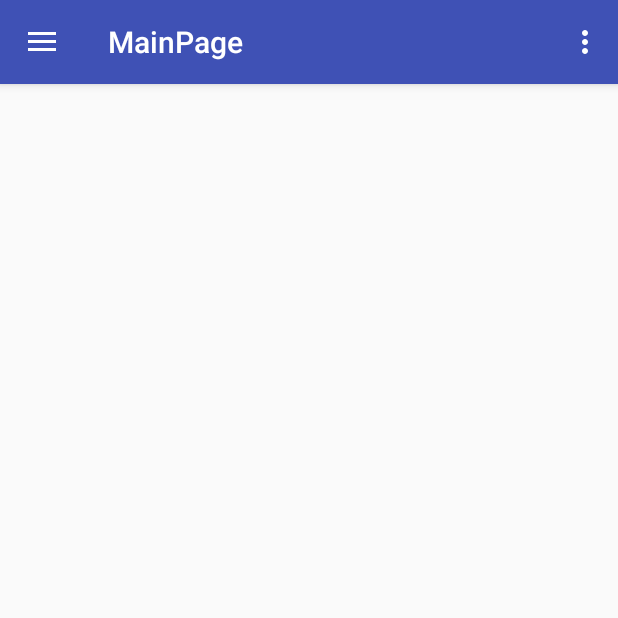
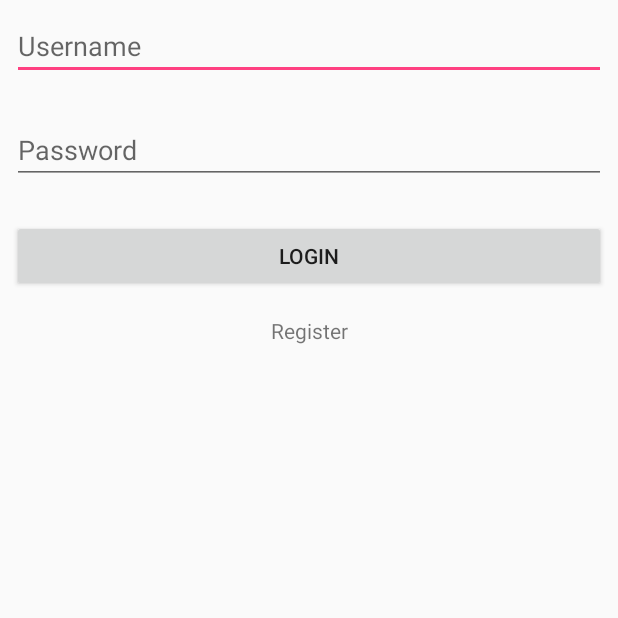
Before and after one commit to Theam1127/Assignment, an Android app: the screen it shows after launch (MainPage before the commit, LoginActivity after it), on a phone screen of 412 x 824 dp, the top half of it. Run offline under Robolectric (Android 15) with nearby library versions, the phone set to English and light mode, and no system bars; our stand-ins replace Volley.

Commit message:
Added login and Register

```diff
--- /dev/null
+++ b/app/src/main/java/my/edu/tarc/assignment/LoginActivity.java
@@ -0,0 +1,77 @@
+package my.edu.tarc.assignment;
+
+import android.content.Intent;
+import android.os.Bundle;
+import android.support.v7.app.AlertDialog;
+import android.support.v7.app.AppCompatActivity;
+import android.view.View;
+import android.widget.Button;
+import android.widget.EditText;
+import android.widget.TextView;
+
+import com.android.volley.RequestQueue;
+import com.android.volley.Response;
+import com.android.volley.toolbox.Volley;
+
+import org.json.JSONException;
+import org.json.JSONObject;
+
+public class LoginActivity extends AppCompatActivity {
+
+    @Override
+    protected void onCreate(Bundle savedInstanceState) {
+        super.onCreate(savedInstanceState);
+        setContentView(R.layout.activity_main);
+
+        TextView tvRegister = (TextView)findViewById(R.id.tvRegister);
+        final EditText etUsername = (EditText)findViewById(R.id.etUsername);
+        final EditText etPassword = (EditText)findViewById(R.id.etPassword);
+        Button btnLogin = (Button)findViewById(R.id.btnLogin);
+
+        tvRegister.setOnClickListener(new View.OnClickListener() {
+            @Override
+            public void onClick(View view) {
+                Intent intent = new Intent(LoginActivity.this, RegisterActivity.class);
+                startActivity(intent);
+                finish();
+            }
+        });
+
+        btnLogin.setOnClickListener(new View.OnClickListener(){
+            @Override
+            public void onClick(View view){
+                String username = etUsername.getText().toString();
+                String password = etPassword.getText().toString();
+
+                Response.Listener<String> responseListener = new Response.Listener<String>(){
+                    @Override
+                    public void onResponse(String response){
+                        try {
+                            JSONObject jsonResponse = new JSONObject(response);
+                            boolean success = jsonResponse.getBoolean("success");
+
+                            if(success){
+                                Intent loginIntent = new Intent(LoginActivity.this, MainPage.class);
+                                LoginActivity.this.startActivity(loginIntent);
+                                finish();
+                            }
+                            else{
+                                AlertDialog.Builder builder = new AlertDialog.Builder(LoginActivity.this);
+                                builder.setMessage("Login Failed").setNegativeButton("Retry", null).create().show();
+                            }
+                        } catch (JSONException e) {
+                            e.printStackTrace();
+                        }
+
+                    }
+                };
+
+                LoginRequest loginRequest = new LoginRequest(username, password, responseListener);
+                RequestQueue queue = Volley.newRequestQueue(LoginActivity.this);
+                queue.add(loginRequest);
+
+            }
+        });
+    }
+
+}
--- /dev/null
+++ b/app/src/main/res/layout/activity_main.xml
@@ -0,0 +1,63 @@
+<?xml version="1.0" encoding="utf-8"?>
+<android.support.constraint.ConstraintLayout xmlns:android="http://schemas.android.com/apk/res/android"
+    xmlns:app="http://schemas.android.com/apk/res-auto"
+    xmlns:tools="http://schemas.android.com/tools"
+    android:layout_width="match_parent"
+    android:layout_height="match_parent"
+    tools:context="my.edu.tarc.testing.MainActivity">
+
+    <TextView
+        android:id="@+id/tvRegister"
+        android:layout_width="wrap_content"
+        android:layout_height="wrap_content"
+        android:layout_marginEnd="8dp"
+        android:layout_marginStart="8dp"
+        android:layout_marginTop="16dp"
+        android:clickable="true"
+        android:text="Register"
+        app:layout_constraintEnd_toEndOf="parent"
+        app:layout_constraintHorizontal_bias="0.501"
+        app:layout_constraintStart_toStartOf="parent"
+        app:layout_constraintTop_toBottomOf="@+id/btnLogin" />
+
+    <EditText
+        android:id="@+id/etUsername"
+        android:layout_width="0dp"
+        android:layout_height="wrap_content"
+        android:layout_marginEnd="8dp"
+        android:layout_marginStart="8dp"
+        android:layout_marginTop="8dp"
+        android:ems="10"
+        android:hint="@string/username"
+        android:inputType="textPersonName"
+        app:layout_constraintEnd_toEndOf="parent"
+        app:layout_constraintStart_toStartOf="parent"
+        app:layout_constraintTop_toTopOf="parent" />
+
+    <EditText
+        android:id="@+id/etPassword"
+        android:layout_width="0dp"
+        android:layout_height="wrap_content"
+        android:layout_marginEnd="8dp"
+        android:layout_marginStart="8dp"
+        android:layout_marginTop="24dp"
+        android:ems="10"
+        android:hint="@string/password"
+        android:inputType="textPassword"
+        app:layout_constraintEnd_toEndOf="parent"
+        app:layout_constraintHorizontal_bias="0.503"
+        app:layout_constraintStart_toStartOf="parent"
+        app:layout_constraintTop_toBottomOf="@+id/etUsername" />
+
+    <Button
+        android:id="@+id/btnLogin"
+        android:layout_width="0dp"
+        android:layout_height="wrap_content"
+        android:layout_marginEnd="8dp"
+        android:layout_marginStart="8dp"
+        android:layout_marginTop="24dp"
+        android:text="@string/login"
+        app:layout_constraintEnd_toEndOf="parent"
+        app:layout_constraintStart_toStartOf="parent"
+        app:layout_constraintTop_toBottomOf="@+id/etPassword" />
+</android.support.constraint.ConstraintLayout>
--- a/app/src/main/res/values/strings.xml
+++ b/app/src/main/res/values/strings.xml
@@ -27,4 +27,16 @@
     <string name="unit_price">"Unit Price: RM "</string>
     <string name="total_checkout">Total: RM</string>
     <string name="purchase_summary">Purchase Summary</string>
+
+    <string name="username">Username</string>
+    <string name="password">Password</string>
+    <string name="login">Login</string>
+    <string name="email">Email</string>
+    <string name="age">Age</string>
+    <string name="birthday">Birthday</string>
+    <string name="male">Male</string>
+    <string name="female">Female</string>
+    <string name="register">Register</string>
+    <string name="welcome">Welcome</string>
+    <string name="gender">Gender:</string>
 </resources>
--- a/app/src/main/res/values/styles.xml
+++ b/app/src/main/res/values/styles.xml
@@ -6,11 +6,12 @@
         <item name="colorPrimary">@color/colorPrimary</item>
         <item name="colorPrimaryDark">@color/colorPrimaryDark</item>
         <item name="colorAccent">@color/colorAccent</item>
+        <item name="windowActionBar">false</item>
+        <item name="windowNoTitle">true</item>
     </style>
 
     <style name="AppTheme.NoActionBar">
-        <item name="windowActionBar">false</item>
-        <item name="windowNoTitle">true</item>
+
     </style>
 
     <style name="AppTheme.AppBarOverlay" parent="ThemeOverlay.AppCompat.Dark.ActionBar" />
--- a/build.gradle
+++ b/build.gradle
@@ -5,7 +5,7 @@ buildscript {
         jcenter()
     }
     dependencies {
-        classpath 'com.android.tools.build:gradle:2.3.3'
+        classpath 'com.android.tools.build:gradle:3.0.1'
 
 
         // NOTE: Do not place your application dependencies here; they belong
```
Also changed, not shown: app/src/main/AndroidManifest.xml (+6 -3 lines), app/src/main/java/my/edu/tarc/assignment/LoginRequest.java (added, +27 -0 lines), app/src/main/java/my/edu/tarc/assignment/RegisterActivity.java (added, +80 -0 lines), app/src/main/java/my/edu/tarc/assignment/RegisterRequest.java (added, +27 -0 lines), app/src/main/res/layout/activity_login_request.xml (added, +9 -0 lines), app/src/main/res/layout/activity_register.xml (added, +127 -0 lines), app/src/main/res/layout/activity_register_request.xml (added, +9 -0 lines), gradle/wrapper/gradle-wrapper.properties.
